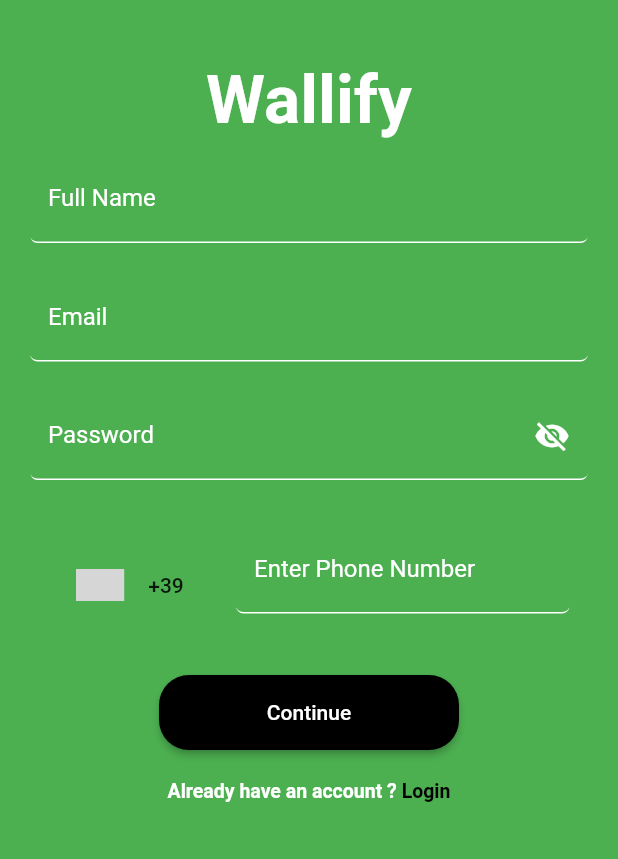
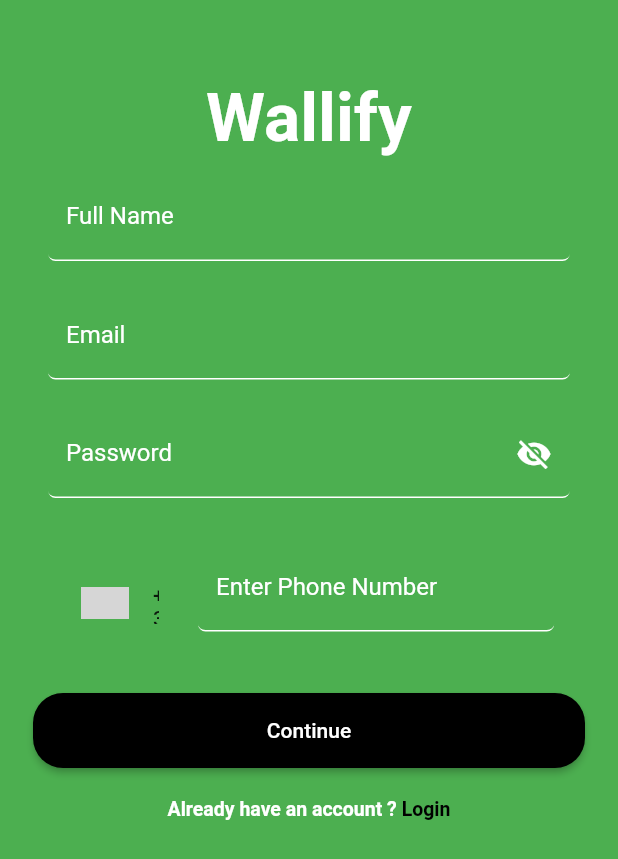
Before and after one commit to Codesait/wallify, a Flutter app: the SignUp screen opened directly, on a phone screen of 412 x 824 dp. Shown: the top 859 px of the screen. Run offline on Flutter 3.47's test engine with Material 2 defaults, Android fonts, the phone set to English and light mode, and no system bars; drawn by our look-alikes of country_code_picker; our stand-ins replace cached_network_image; missing offline and left inert: numeric_keyboard; network calls fail; grey boxes are pictures that could not be loaded.

```diff
--- a/lib/screens/signup.dart
+++ b/lib/screens/signup.dart
@@ -3,6 +3,7 @@ import 'package:flutter/material.dart';
 import 'package:wallify/customs/button.dart';
 import 'package:wallify/customs/inputField.dart';
 import 'package:wallify/customs/passwordInputField.dart';
+import 'package:wallify/screens/verification.dart';
 import 'package:wallify/utils/constants.dart';
 class SignUp extends StatefulWidget {
   const SignUp({Key key}) : super(key: key);
@@ -40,6 +41,7 @@ class _SignUpState extends State<SignUp> {
         child: SingleChildScrollView(
           padding: const EdgeInsets.all(10.0),
           child: Container(
+            padding: const EdgeInsets.all(12),
             width: fullWidth(context),
             height: fullHeigth(context),
             child: Form(
@@ -58,10 +60,10 @@ class _SignUpState extends State<SignUp> {
                   _phoneField(context: context),
                    Button(
                       height: 50,
-                      width: 200,
+                      width: fullWidth(context),
                       child: Text('Continue'),
                       colors: Colors.black,
-                      onclick: (){},
+                      onclick: ()=>Navigator.push(context, MaterialPageRoute(builder: (context) => PhoneVerificaton())),
                     ),
                   _loginLabel(context)
                 ],
@@ -124,7 +126,7 @@ class _SignUpState extends State<SignUp> {
         children:[
           SizedBox(
             height: 60,
-            width: fullWidth(context)/3,
+            width: 100,
             child: CountryCodePicker(
               onChanged: print,
               initialSelection: 'IT',
@@ -137,7 +139,7 @@ class _SignUpState extends State<SignUp> {
           ),
           SizedBox(
             height: 100,
-              width: fullWidth(context)/1.7,
+              width: fullWidth(context)/1.6,
               child: _phone(context: context)),
         ],
       ),
--- a/pubspec.yaml
+++ b/pubspec.yaml
@@ -30,11 +30,17 @@ dependencies:
   cupertino_icons: ^1.0.2
   cached_network_image: ^3.0.0
   country_code_picker: ^2.0.1
+  pin_code_fields: ^7.1.0
+  pinput: ^1.2.0
+
 
 
 dev_dependencies:
   flutter_test:
     sdk: flutter
+
+dependency_overrides:
+  numeric_keyboard: ^1.1.0
 
 # For information on the generic Dart part of this file, see the
 # following page: https://dart.dev/tools/pub/pubspec
```
Also changed, not shown: lib/screens/verification.dart (added, +73 -0 lines), pubspec.lock.
